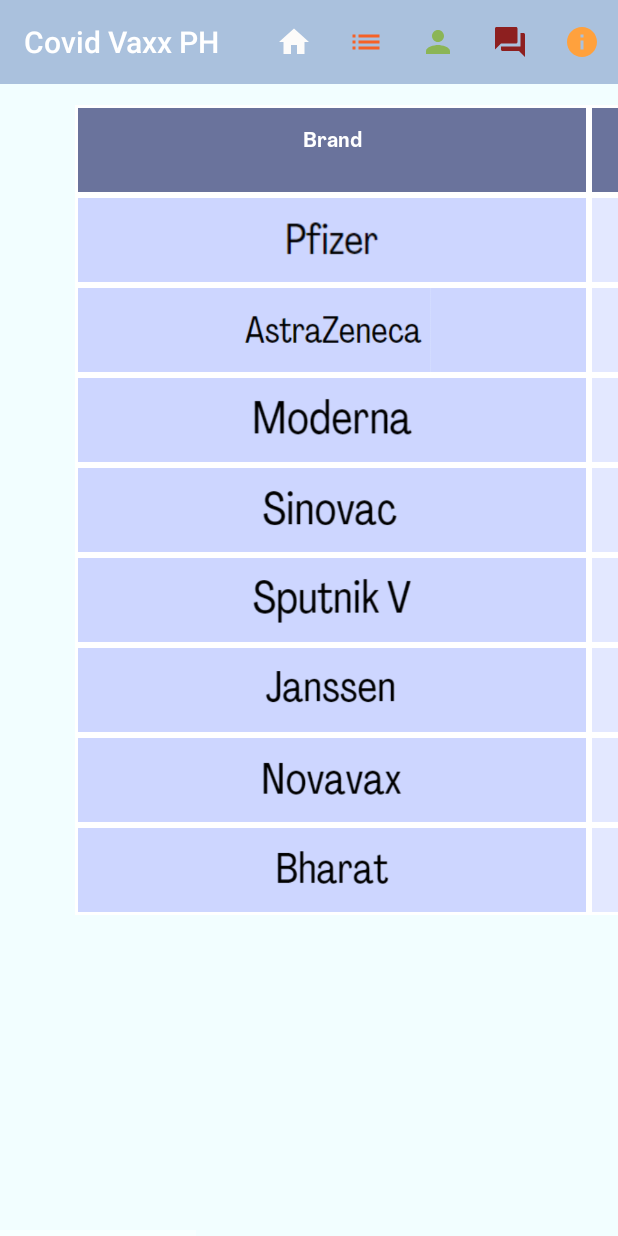
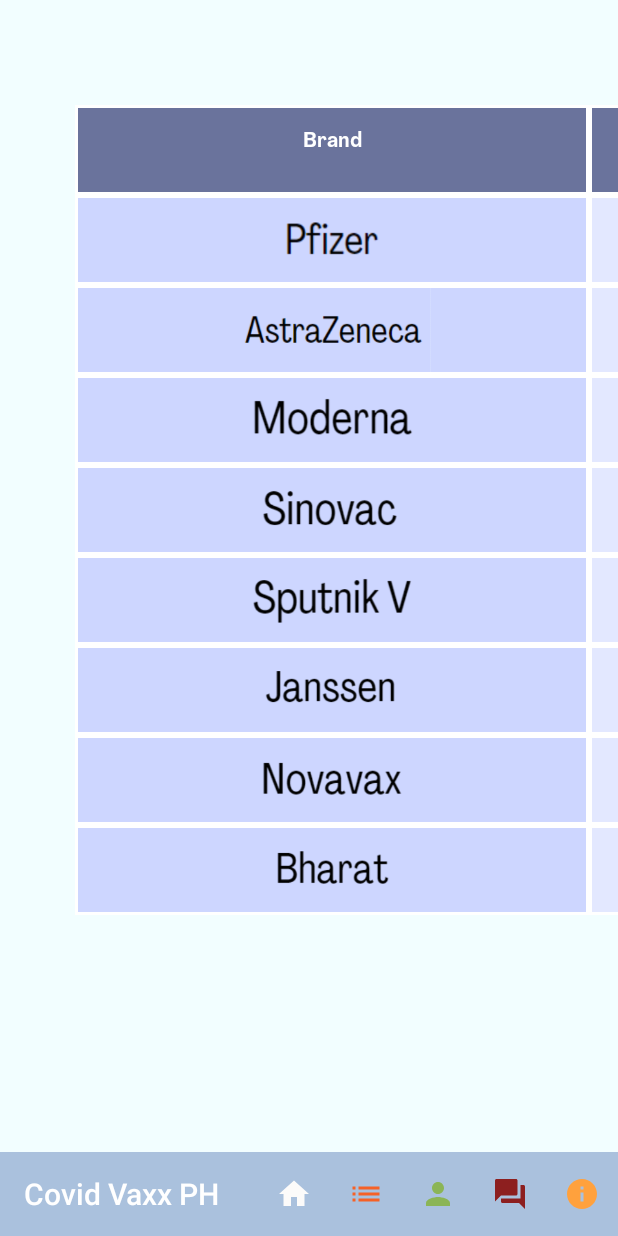
Before and after one commit to hannahdeniseee/r2y-04_app, an Android app: the vaxx_ph screen opened directly, with no data from a screen before it, on a phone screen of 412 x 824 dp. Run offline under Robolectric (Android 15) with nearby library versions, the phone set to English and light mode, and no system bars.

Commit message:
fixed menu bar sa vaxx ph yay

```diff
--- a/app/src/main/res/layout/activity_vaxx_ph.xml
+++ b/app/src/main/res/layout/activity_vaxx_ph.xml
@@ -12,10 +12,12 @@
         android:layout_width="match_parent"
         android:layout_height="match_parent">
 
+
         <LinearLayout
             android:layout_width="wrap_content"
             android:layout_height="match_parent"
             android:orientation="horizontal">
+
 
             <TableLayout
                 android:layout_width="1200dp"
@@ -520,11 +522,12 @@
 
                 </TableRow>
 
-
             </TableLayout>
 
         </LinearLayout>
+
     </HorizontalScrollView>
+
     <androidx.appcompat.widget.Toolbar
         android:id="@+id/toolbar"
         android:layout_width="match_parent"
@@ -532,5 +535,7 @@
         android:background="@color/toolbar_color"
         android:minHeight="?attr/actionBarSize"
         android:theme="@style/ThemeOverlay.AppCompat.Dark"
-        app:popupTheme="@style/ThemeOverlay.AppCompat.Light" />
+        app:popupTheme="@style/ThemeOverlay.AppCompat.Light"
+        android:layout_alignParentBottom="true"/>
+
 </RelativeLayout>
```
